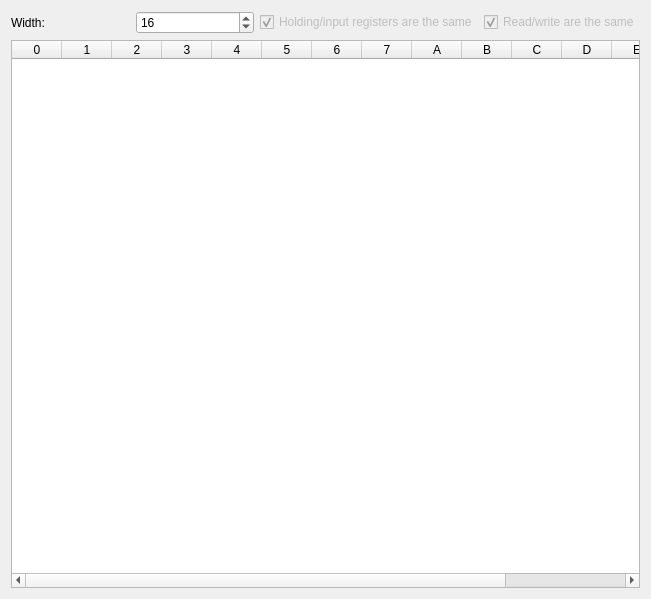
First picture: the form in device_value_table.ui, repository EuphoricCatface/ModbusRTUSniffer-PySide, before the edit.
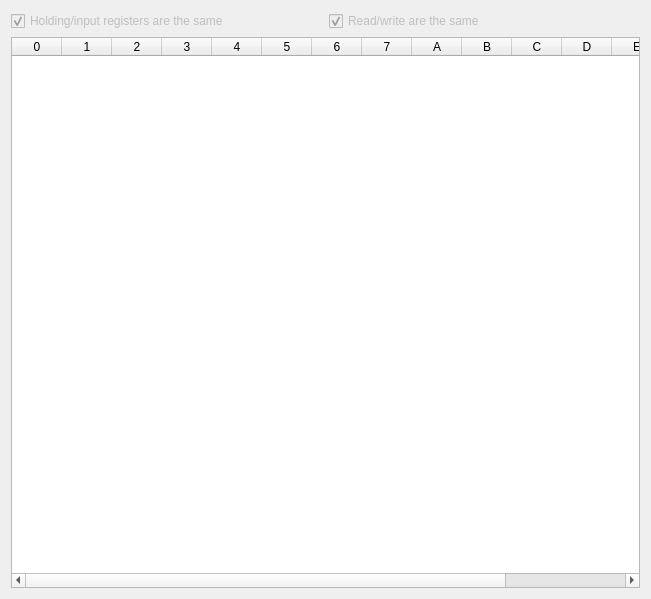
Second picture: the form after the edit.

Commit message: table: Only 16 width

```diff
--- a/device_value_table.ui
+++ b/device_value_table.ui
@@ -15,23 +15,6 @@
   </property>
   <layout class="QGridLayout" name="gridLayout">
    <item row="0" column="0">
-    <widget class="QLabel" name="label_width">
-     <property name="text">
-      <string>Width:</string>
-     </property>
-     <property name="buddy">
-      <cstring>spinBox_width</cstring>
-     </property>
-    </widget>
-   </item>
-   <item row="0" column="1">
-    <widget class="QSpinBox" name="spinBox_width">
-     <property name="value">
-      <number>16</number>
-     </property>
-    </widget>
-   </item>
-   <item row="0" column="2">
     <widget class="QCheckBox" name="checkBox_sameRegisters">
      <property name="enabled">
       <bool>false</bool>
@@ -44,20 +27,7 @@
      </property>
     </widget>
    </item>
-   <item row="0" column="3">
-    <widget class="QCheckBox" name="checkBox_sameRW">
-     <property name="enabled">
-      <bool>false</bool>
-     </property>
-     <property name="text">
-      <string>Read/write are the same</string>
-     </property>
-     <property name="checked">
-      <bool>true</bool>
-     </property>
-    </widget>
-   </item>
-   <item row="1" column="0" colspan="4">
+   <item row="1" column="0" colspan="2">
     <widget class="QTableWidget" name="tableWidget_main">
      <attribute name="horizontalHeaderMinimumSectionSize">
       <number>25</number>
@@ -144,6 +114,19 @@
      </column>
     </widget>
    </item>
+   <item row="0" column="1">
+    <widget class="QCheckBox" name="checkBox_sameRW">
+     <property name="enabled">
+      <bool>false</bool>
+     </property>
+     <property name="text">
+      <string>Read/write are the same</string>
+     </property>
+     <property name="checked">
+      <bool>true</bool>
+     </property>
+    </widget>
+   </item>
   </layout>
  </widget>
  <resources/>
```
The commit also changes 1 other file.
